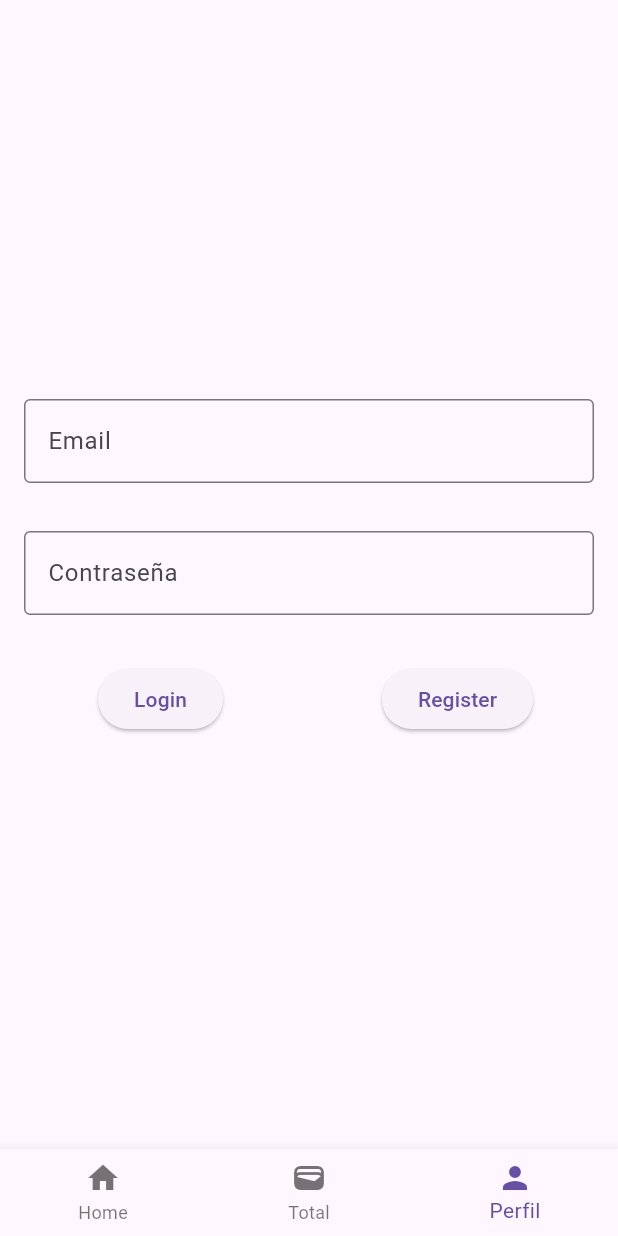
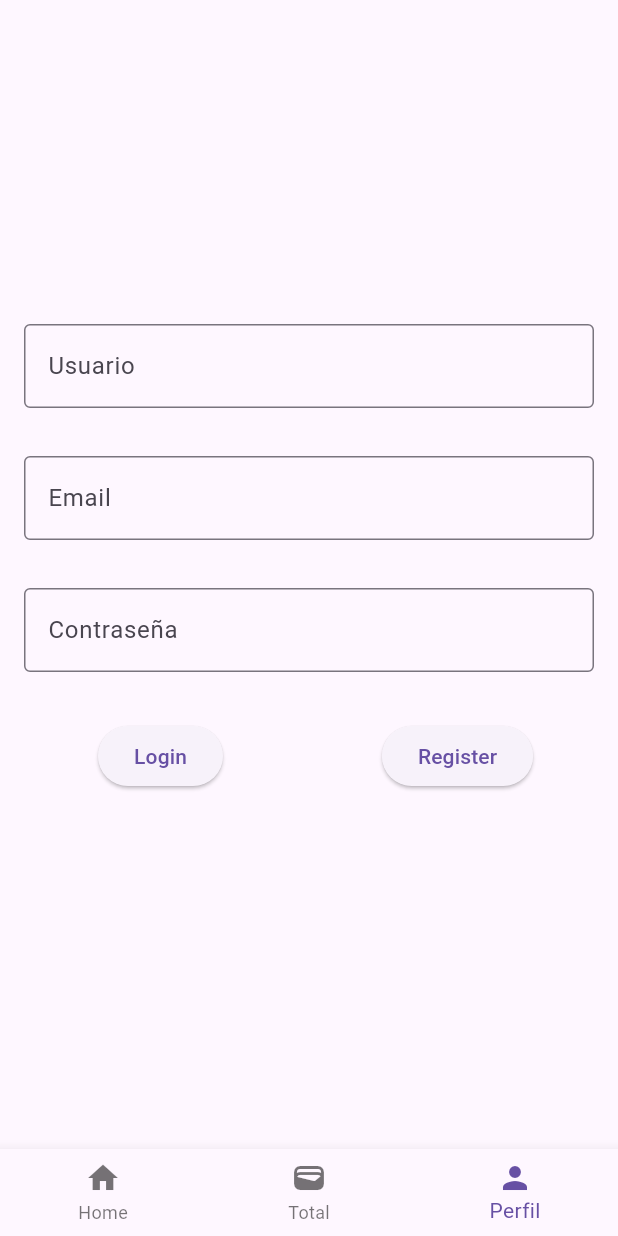
Before and after one commit to SergiPaz17/App-gestion-ventas, a Flutter app: the userlogin screen opened by its route, on a phone screen of 412 x 824 dp. Run offline on Flutter 3.47's test engine with Material 3 defaults, Android fonts, the phone set to English and light mode, and no system bars; our stand-ins replace firebase_core, supabase, supabase_flutter; accounts and stored records are empty.

Commit message:
Funciona el registro de usuarios

```diff
--- a/app/lib/userlogin.dart
+++ b/app/lib/userlogin.dart
@@ -54,6 +54,11 @@ class _userlogin extends State<userlogin> {
 
   final emailController = TextEditingController();
   final passwordController = TextEditingController();
+  final userController= TextEditingController();
+
+  String email = "";
+  String password = "";
+  String usuario = "";
 
   @override
   void initState() {
@@ -70,11 +75,27 @@ class _userlogin extends State<userlogin> {
     return Scaffold(
         body: Form(
         key: _formKey,
-        child: Padding(
-          padding: const EdgeInsets.symmetric(horizontal: 8, vertical: 250),
+        child:
+        Padding(
+          padding: const EdgeInsets.symmetric(horizontal: 8, vertical: 200),
           child: Column(
             crossAxisAlignment: CrossAxisAlignment.center,
             children: [
+              Padding(
+                padding:
+                const EdgeInsets.symmetric(horizontal: 8, vertical: 16),
+                child: TextFormField(
+                  controller: userController,
+                  decoration: const InputDecoration(
+                      border: OutlineInputBorder(), labelText: "Usuario"),
+                  validator: (value) {
+                    if (value == null || value.isEmpty) {
+                      return 'Por favor introduzca su usuario';
+                    }
+                    return null;
+                  },
+                ),
+              ),
               Padding(
                 padding:
                     const EdgeInsets.symmetric(horizontal: 8, vertical: 16),
@@ -106,6 +127,8 @@ class _userlogin extends State<userlogin> {
                   },
                 ),
               ),
+
+
               Row(
                 children: <Widget>[
                   Expanded(child:
@@ -195,8 +218,14 @@ class _userlogin extends State<userlogin> {
 
   void _createUser() async {
 
+    email = emailController.text;
+    password = passwordController.text;
+    usuario = userController.text;
+
     await supabase
     .from('users')
-    .insert({'name': 'Hola', 'password': passwordController.toString(), 'email': emailController.toString()});
+    .insert({'name': usuario, 'password': password, 'email': email});
+
+
   }
 }
```
